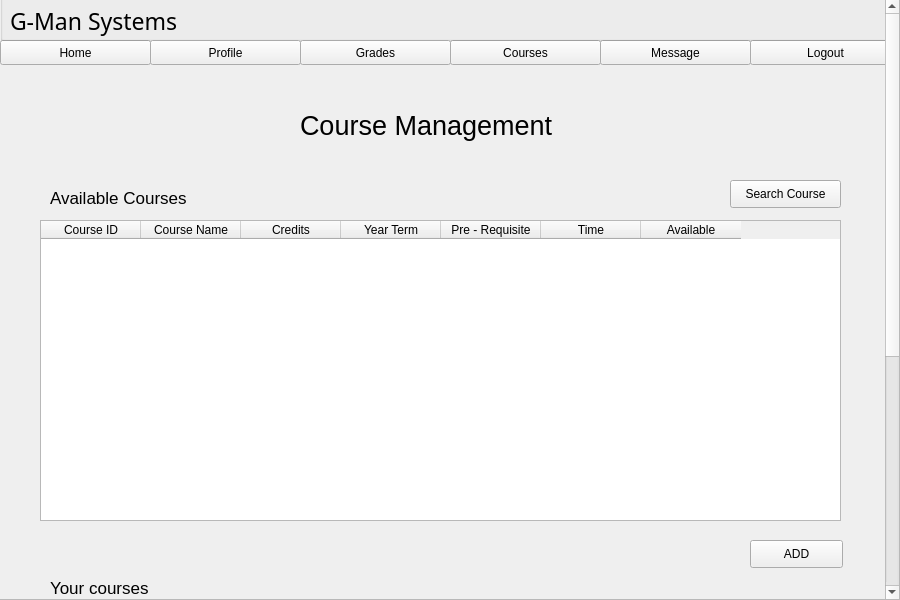
This is resources/UI/studentcourse.ui in Poom1997/gman as Qt 5 draws it before an edit. The edited form follows.
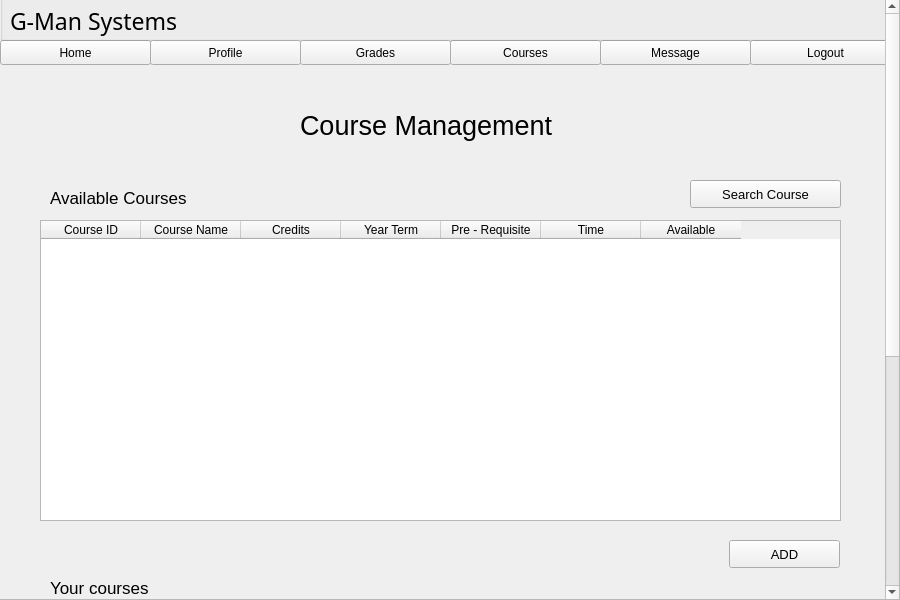
This is the edited form.

```diff
--- a/resources/UI/studentcourse.ui
+++ b/resources/UI/studentcourse.ui
@@ -349,12 +349,17 @@
     <widget class="QPushButton" name="addButton">
      <property name="geometry">
       <rect>
-       <x>750</x>
+       <x>729</x>
        <y>540</y>
-       <width>93</width>
+       <width>111</width>
        <height>28</height>
       </rect>
      </property>
+     <property name="font">
+      <font>
+       <pointsize>10</pointsize>
+      </font>
+     </property>
      <property name="text">
       <string>ADD</string>
      </property>
@@ -375,12 +380,17 @@
     <widget class="QPushButton" name="searchCourseButton">
      <property name="geometry">
       <rect>
-       <x>730</x>
+       <x>690</x>
        <y>180</y>
-       <width>111</width>
+       <width>151</width>
        <height>28</height>
       </rect>
      </property>
+     <property name="font">
+      <font>
+       <pointsize>10</pointsize>
+      </font>
+     </property>
      <property name="text">
       <string>Search Course</string>
      </property>
```
Left out of the diff: 9 changed lines with no effect on the pictures.
